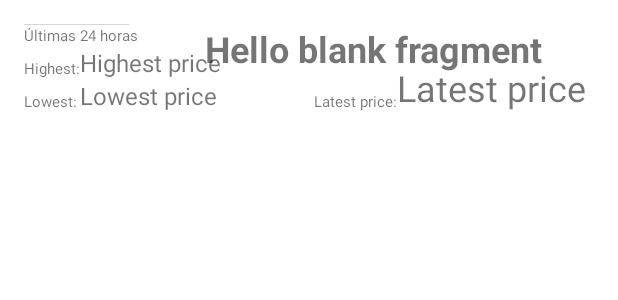
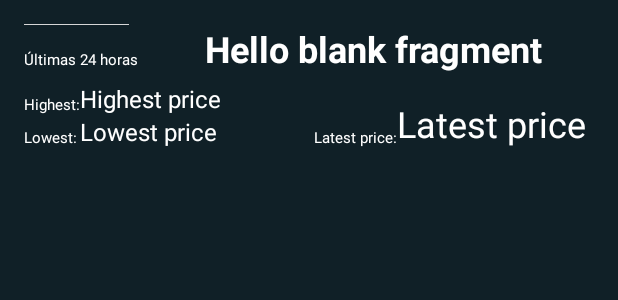
Before and after one commit to wizelineacademy/android-bootcamp-capstone-project-2021, an Android app: the layout fragment_currency_details.xml on its own in the app's theme, with its tools: preview values and no code run, on a phone screen of 412 x 824 dp. Shown: the top 300 px of the screen. Run offline under Robolectric (Android 15) with nearby library versions, the phone set to English and light mode, and no system bars.

Commit message:
Change background colors

```diff
--- a/app/src/main/java/com/example/capstoneproject/service/CurrencyService.kt
+++ b/app/src/main/java/com/example/capstoneproject/service/CurrencyService.kt
@@ -1,5 +1,6 @@
 package com.example.capstoneproject.service
 
+import com.example.capstoneproject.model.api.BitsoOrderResponse
 import com.example.capstoneproject.model.api.BitsoResponse
 import com.example.capstoneproject.model.api.BitsoTickerResponse
 import retrofit2.Call
@@ -9,6 +10,9 @@ import retrofit2.http.Query
 
 interface CurrencyService {
 
+    @GET("order_book")
+    fun getOrderInfo(@Query("book") bookName : String) : Call<BitsoOrderResponse>
+
     @GET("ticker")
     fun getCurrencyInfo(@Query("book") bookName : String) : Call<BitsoTickerResponse>
 
--- a/app/src/main/java/com/example/capstoneproject/ui/main/CurrencyDetailsFragment.kt
+++ b/app/src/main/java/com/example/capstoneproject/ui/main/CurrencyDetailsFragment.kt
@@ -40,7 +40,6 @@ class CurrencyDetailsFragment : Fragment() {
             .into(binding.currencyImageView)
 
         mainViewModel.tickerInfo.observe(viewLifecycleOwner) { ticker ->
-            Log.e("BITSO", "Max price" + ticker.highPrice)
             binding.highestTextView.text = ticker.highPrice
             binding.lowestTextView.text = ticker.lowPrice
             binding.lastTextView.text = ticker.lastPrice
--- a/app/src/main/java/com/example/capstoneproject/ui/main/MainFragment.kt
+++ b/app/src/main/java/com/example/capstoneproject/ui/main/MainFragment.kt
@@ -41,7 +41,6 @@ class MainFragment : Fragment() {
         currencyAdapter = CurrencyAdapter { bookName ->
             MainFragmentDirections.actionMainFragmentToCurrencyDetailsFragment(bookName)
                 .let { findNavController().navigate(it) }
-            Log.e("BITSO", "Currency clicked $bookName")
         }
 
         binding.currencyList.run {
--- a/app/src/main/res/layout/fragment_currency_details.xml
+++ b/app/src/main/res/layout/fragment_currency_details.xml
@@ -4,7 +4,8 @@
     xmlns:tools="http://schemas.android.com/tools"
     android:layout_width="match_parent"
     android:layout_height="match_parent"
-    tools:context=".ui.main.CurrencyDetailsFragment">
+    tools:context=".ui.main.CurrencyDetailsFragment"
+    android:background="@color/app_background">
 
     <TextView
         android:id="@+id/lastTagTextView"
@@ -12,6 +13,7 @@
         android:layout_height="wrap_content"
         android:text="@string/latest_price"
         android:textSize="@dimen/text_size_small"
+        android:textColor="@color/currency_name_color"
         app:layout_constraintBottom_toBottomOf="@id/lastTextView"
         app:layout_constraintEnd_toStartOf="@+id/lastTextView" />
 
@@ -31,6 +33,7 @@
         android:layout_height="wrap_content"
         android:text="@string/highest"
         android:textSize="@dimen/text_size_small"
+        android:textColor="@color/currency_name_color"
         app:layout_constraintBottom_toBottomOf="@+id/highestTextView"
         app:layout_constraintStart_toStartOf="@+id/currencyImageView" />
 
@@ -40,15 +43,17 @@
         android:layout_height="wrap_content"
         android:text="@string/lowest"
         android:textSize="@dimen/text_size_small"
+        android:textColor="@color/currency_name_color"
         app:layout_constraintBottom_toBottomOf="@+id/lowestTextView"
         app:layout_constraintStart_toStartOf="@+id/currencyImageView" />
 
     <TextView
-        android:id="@+id/book_name_text"
+        android:id="@+id/bookNameText"
         android:layout_width="wrap_content"
         android:layout_height="wrap_content"
         android:textSize="@dimen/text_size_big"
         android:textStyle="bold"
+        android:textColor="@color/currency_name_color"
         app:layout_constraintEnd_toEndOf="parent"
         app:layout_constraintStart_toEndOf="@+id/currencyImageView"
         app:layout_constraintTop_toTopOf="@+id/currencyImageView"
@@ -58,8 +63,10 @@
         android:id="@+id/timeTextView"
         android:layout_width="wrap_content"
         android:layout_height="wrap_content"
+        android:layout_marginTop="@dimen/currency_image_margin"
         android:text="@string/ultimas_24_horas"
         android:textSize="@dimen/text_size_small"
+        android:textColor="@color/currency_name_color"
         app:layout_constraintStart_toStartOf="@+id/currencyImageView"
         app:layout_constraintTop_toBottomOf="@+id/currencyImageView" />
 
@@ -67,7 +74,9 @@
         android:id="@+id/highestTextView"
         android:layout_width="wrap_content"
         android:layout_height="wrap_content"
+        android:layout_marginTop="@dimen/card_margin"
         android:textSize="@dimen/text_size_medium"
+        android:textColor="@color/currency_name_color"
         app:layout_constraintStart_toEndOf="@+id/highestTagTextView"
         app:layout_constraintTop_toBottomOf="@+id/timeTextView"
         tools:text="Highest price" />
@@ -77,6 +86,7 @@
         android:layout_width="wrap_content"
         android:layout_height="wrap_content"
         android:textSize="@dimen/text_size_medium"
+        android:textColor="@color/currency_name_color"
         app:layout_constraintStart_toStartOf="@+id/highestTextView"
         app:layout_constraintTop_toBottomOf="@+id/highestTextView"
         tools:text="Lowest price" />
@@ -86,9 +96,11 @@
         android:layout_width="wrap_content"
         android:layout_height="wrap_content"
         android:textSize="@dimen/text_size_big"
+        android:textColor="@color/currency_name_color"
         app:layout_constraintBottom_toBottomOf="@id/lowestTextView"
         app:layout_constraintEnd_toEndOf="parent"
         app:layout_constraintHorizontal_bias="0.85"
         app:layout_constraintStart_toEndOf="@id/lowestTextView"
         tools:text="Latest price" />
+
 </androidx.constraintlayout.widget.ConstraintLayout>
--- a/app/src/main/res/values/dimens.xml
+++ b/app/src/main/res/values/dimens.xml
@@ -1,7 +1,7 @@
 <?xml version="1.0" encoding="utf-8"?>
 <resources>
     <dimen name="card_margin">8dp</dimen>
-    <dimen name="currency_image_width">128dp</dimen>
+    <dimen name="currency_image_width">80dp</dimen>
     <dimen name="currency_image_margin">16dp</dimen>
     <dimen name="text_size_big">24sp</dimen>
     <dimen name="currency_image_width_small">70dp</dimen>
```
Also changed, not shown: app/src/main/java/com/example/capstoneproject/model/api/BitsoResponse.kt (+17 -0 lines).
